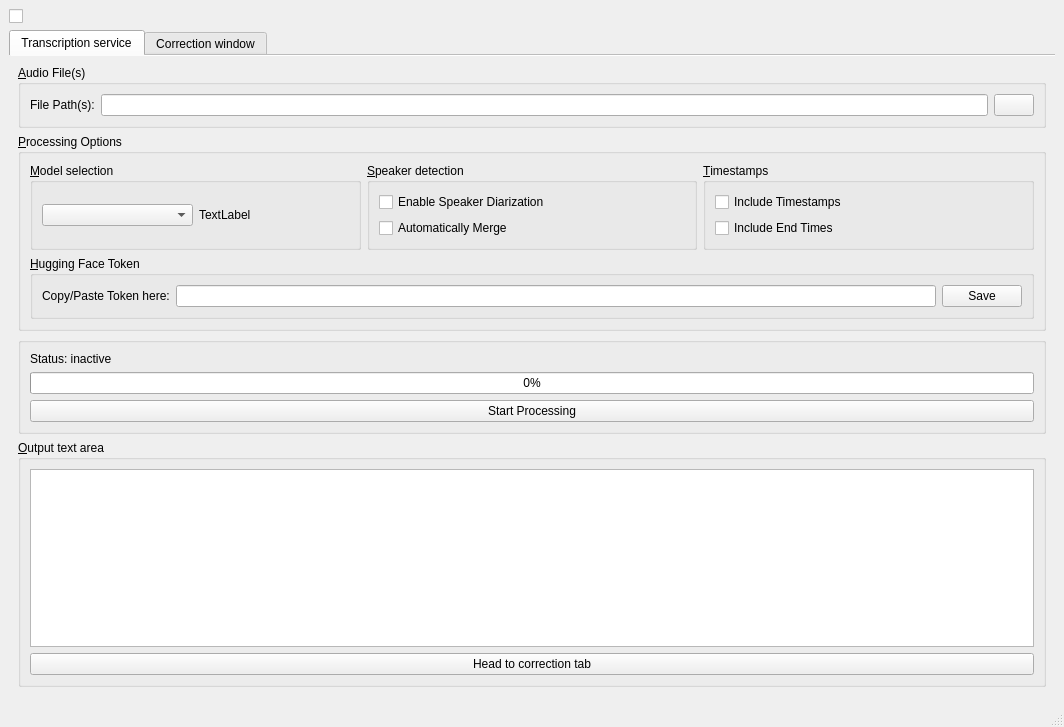
Before: the Qt Designer form ui/main_window.ui in OLi-pel/AutoVerse, drawn with Qt 5.
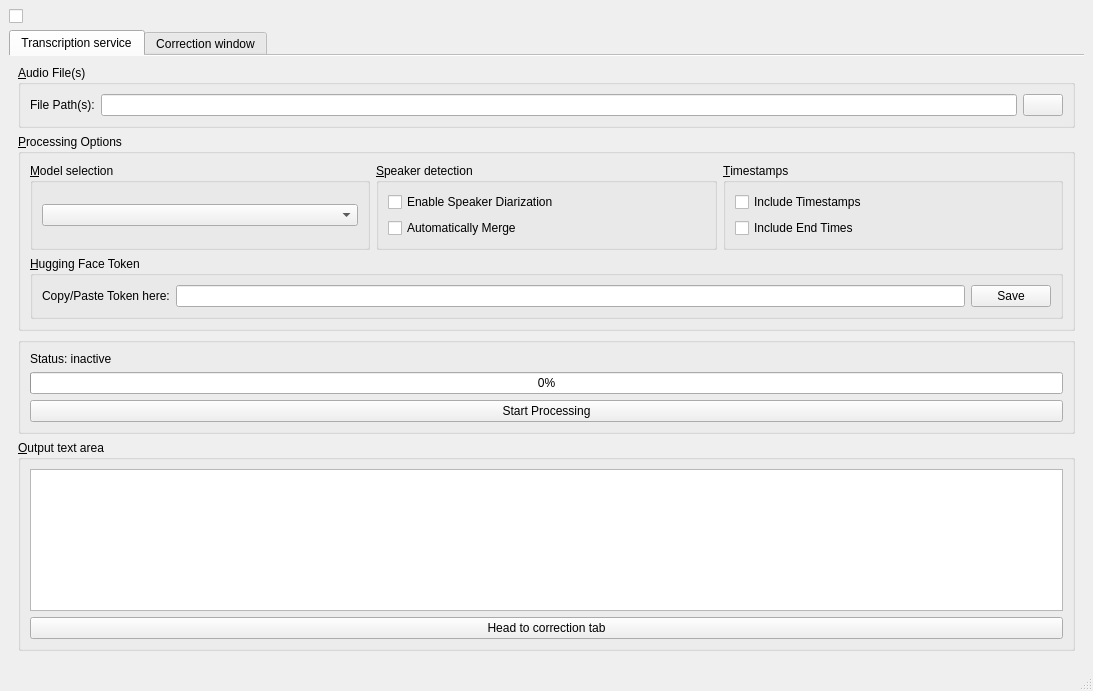
After: the same form once the commit is applied. Icons and pictures are not drawn. Custom widgets are drawn as their Qt base class.

Patch:
```diff
--- a/ui/main_window.ui
+++ b/ui/main_window.ui
@@ -6,8 +6,8 @@
    <rect>
     <x>0</x>
     <y>0</y>
-    <width>1064</width>
-    <height>727</height>
+    <width>1093</width>
+    <height>691</height>
    </rect>
   </property>
   <property name="windowTitle">
@@ -109,13 +109,6 @@
                     <item>
                      <widget class="QComboBox" name="model_dropdown"/>
                     </item>
-                    <item>
-                     <widget class="QLabel" name="model_description_label">
-                      <property name="text">
-                       <string>TextLabel</string>
-                      </property>
-                     </widget>
-                    </item>
                    </layout>
                   </widget>
                  </item>
```
